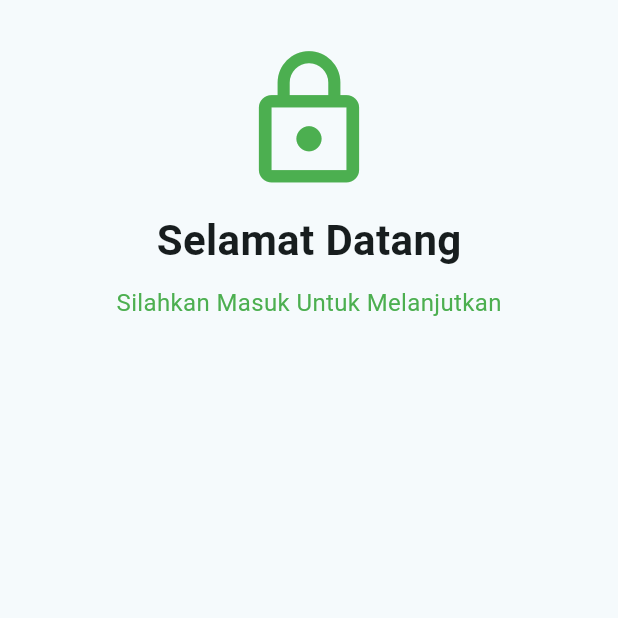
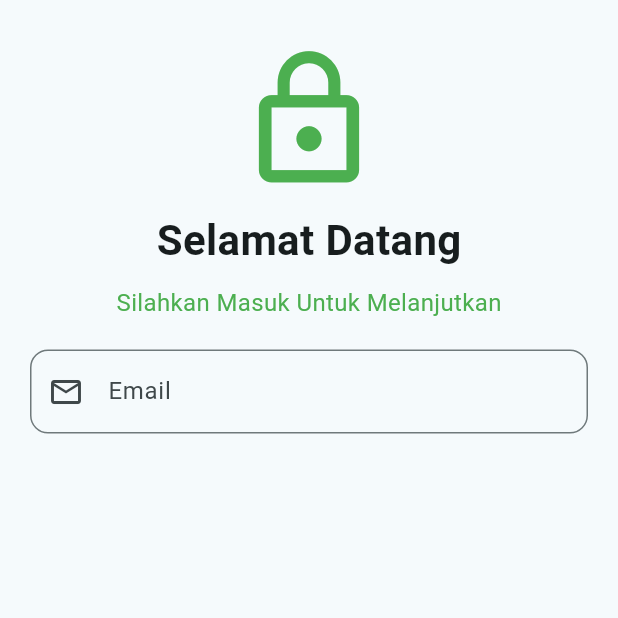
Before and after one commit to cendyal-hub/KB1179_1123150136_UTS, a Flutter app: the Login screen opened directly, on a phone screen of 412 x 824 dp, the top half of it. Run offline on Flutter 3.47's test engine with Material 3 defaults, Android fonts, the phone set to English and light mode, and no system bars.

Commit message:
menambahkan textfield email di file Login

```diff
--- a/lib/screen/Login.dart
+++ b/lib/screen/Login.dart
@@ -38,6 +38,18 @@ class Login extends StatelessWidget {
                         color: Colors.green,
                       ),
                     ),
+                ),
+                SizedBox(height: 20),
+                TextField(
+                  keyboardType: TextInputType.emailAddress,
+                  decoration: InputDecoration(
+                    labelText: "Email",
+                    hintText: "Masukkan Email Anda!",
+                    prefixIcon: const Icon(Icons.email_outlined),
+                    border: OutlineInputBorder(
+                      borderRadius: BorderRadius.circular(12),
+                    )
+                  ),
                 )
               ],
             ),
```
